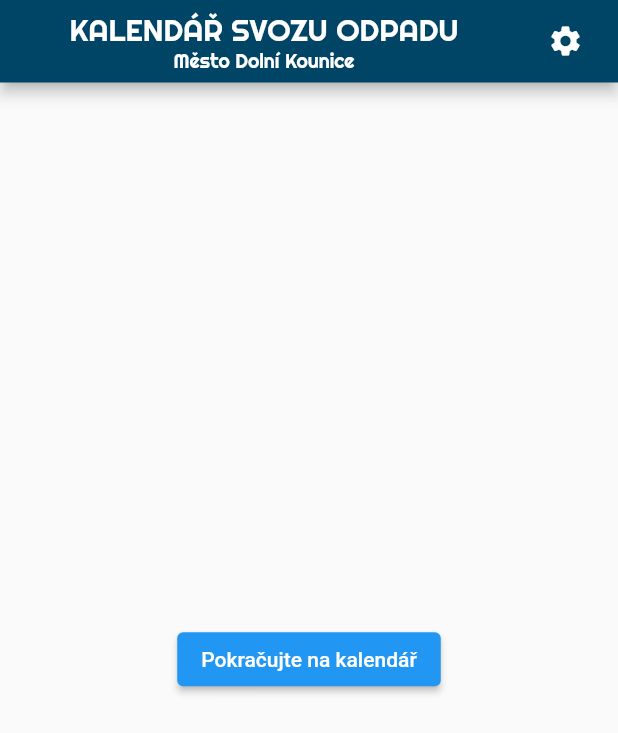
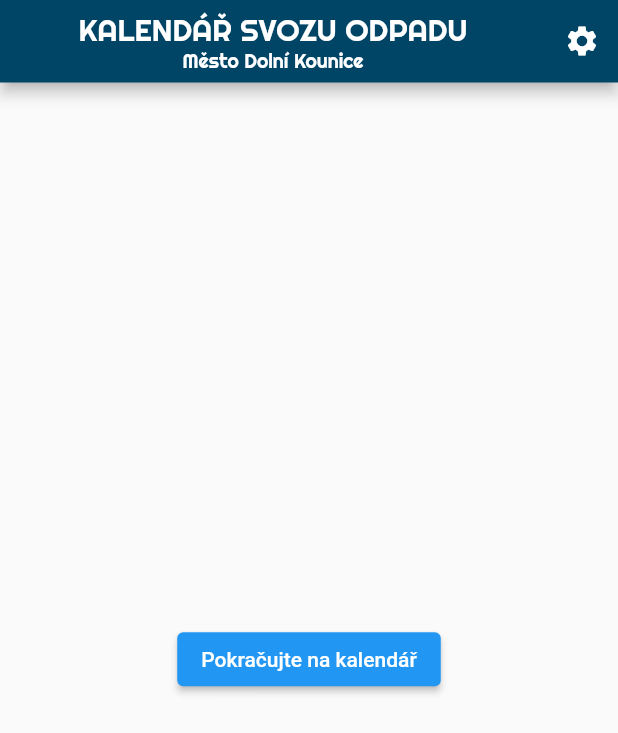
Before and after one commit to zowelu/svoz_odpadu, a Flutter app: the screen it shows after launch, on a phone screen of 412 x 824 dp. Shown: the top 733 px of the screen. Run offline on Flutter 3.47's test engine with Material 2 defaults, Android fonts, the phone set to English and light mode, and no system bars; our stand-ins replace table_calendar.

Commit message:
výměna InkWell za IconButton v my_appbar.dart

```diff
--- a/lib/components/my_appbar.dart
+++ b/lib/components/my_appbar.dart
@@ -10,20 +10,14 @@
       centerTitle: true,
       backgroundColor: kDBackgroundColor,
       actions: [
-        Padding(
-          padding: const EdgeInsets.only(right: 10.0),
-          child: SizedBox(
-              width: 50,
-              child: InkWell(
-                onTap: () {},
-                child: const Icon(
-                  Icons.settings,
-                ),
-              )),
+        IconButton(
+          onPressed: () {},
+          icon: Icon(Icons.settings),
         ),
       ],
       //bottom: PreferredSize(child: TextWidget(), preferredSize: Size.fromHeight(4.0)),
-      title: RichText(textAlign: TextAlign.center,
+      title: RichText(
+        textAlign: TextAlign.center,
         text: const TextSpan(
           children: [
             WidgetSpan(
```
